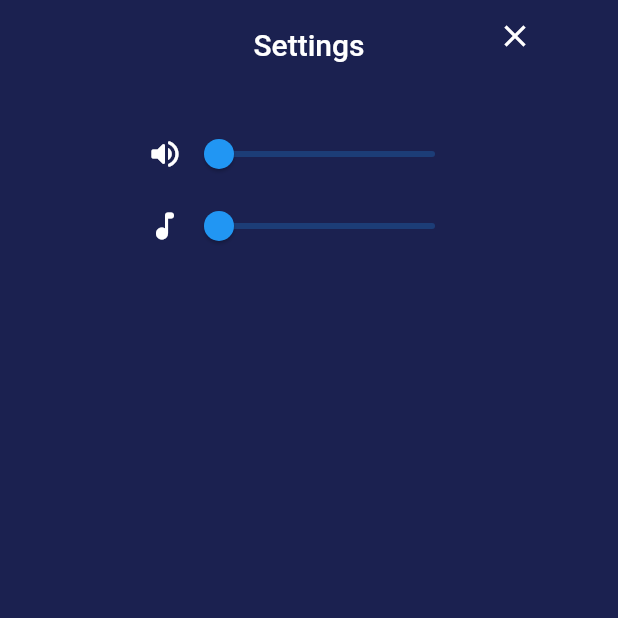
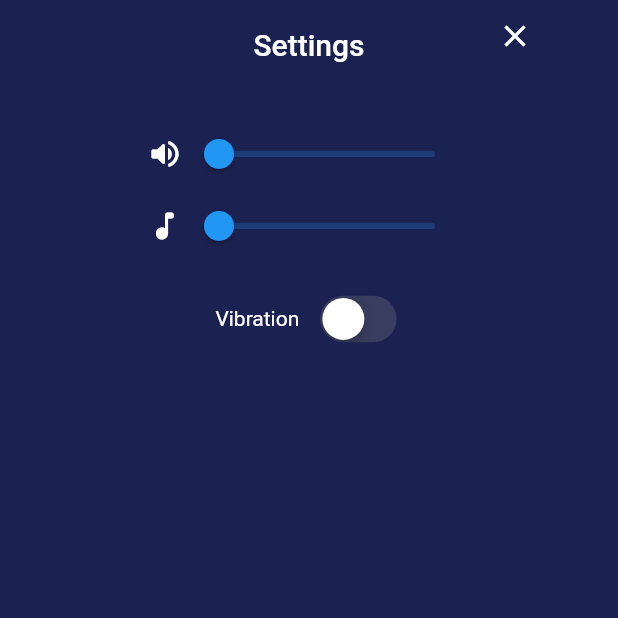
Before and after one commit to yagizdo/tictactoe-multiplayer-game, a Flutter app: the SettingsContent screen opened directly, on a phone screen of 412 x 824 dp, the top half of it. Run offline on Flutter 3.47's test engine with Material 2 defaults, Android fonts, the phone set to English and light mode, and no system bars; our stand-ins replace easy_localization, flutter_mobx, flutter_screenutil, flutter_svg, get_it, internet_connection_checker and 3 more; generated files the repository leaves out were written again.

Commit message:
added settings vibration component

```diff
--- a/lib/widget/settings_popup/settings_content.dart
+++ b/lib/widget/settings_popup/settings_content.dart
@@ -1,6 +1,8 @@
+import 'package:flutter/cupertino.dart';
 import 'package:flutter/material.dart';
 import 'package:flutter_screenutil/flutter_screenutil.dart';
 import 'package:tictactoe_multiplayer_game/widget/settings_popup/settings_sound_component.dart';
+import 'package:tictactoe_multiplayer_game/widget/settings_popup/settings_vibration_component.dart';
 
 import '../../constants/app_constants.dart';
 import '../../constants/app_theme.dart';
@@ -35,6 +37,8 @@ class SettingsContent extends StatelessWidget {
                 ),
                 height30,
                 const SettingsSoundComponent(),
+                height15,
+                const SettingsVibrationComponent(),
               ],
             ),
           ),
--- /dev/null
+++ b/lib/widget/settings_popup/settings_vibration_component.dart
@@ -0,0 +1,20 @@
+import 'package:flutter/cupertino.dart';
+
+import '../../constants/app_constants.dart';
+
+class SettingsVibrationComponent extends StatelessWidget {
+  const SettingsVibrationComponent({Key? key}) : super(key: key);
+
+  @override
+  Widget build(BuildContext context) {
+    return Row(
+      crossAxisAlignment: CrossAxisAlignment.center,
+      mainAxisAlignment: MainAxisAlignment.center,
+      children: [
+        const Text('Vibration'),
+        width9,
+        CupertinoSwitch(value: false, onChanged: (value) {}),
+      ],
+    );
+  }
+}
```
